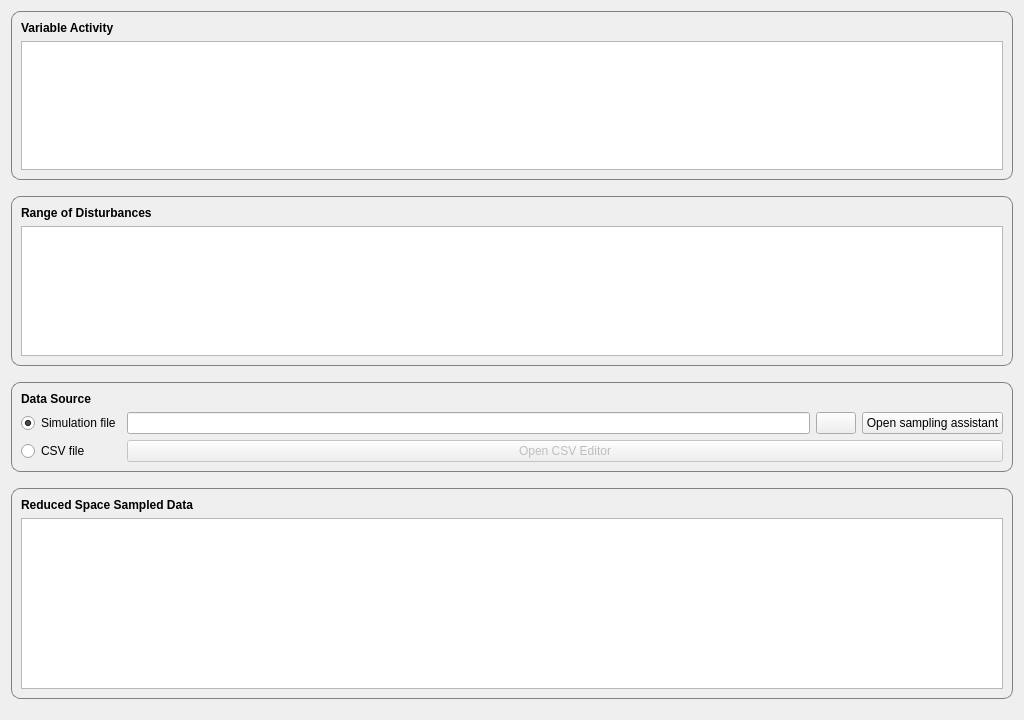
Old version of the form gui/views/ui_files/reducedspacetab.ui in the repository feslima/metacontrol.
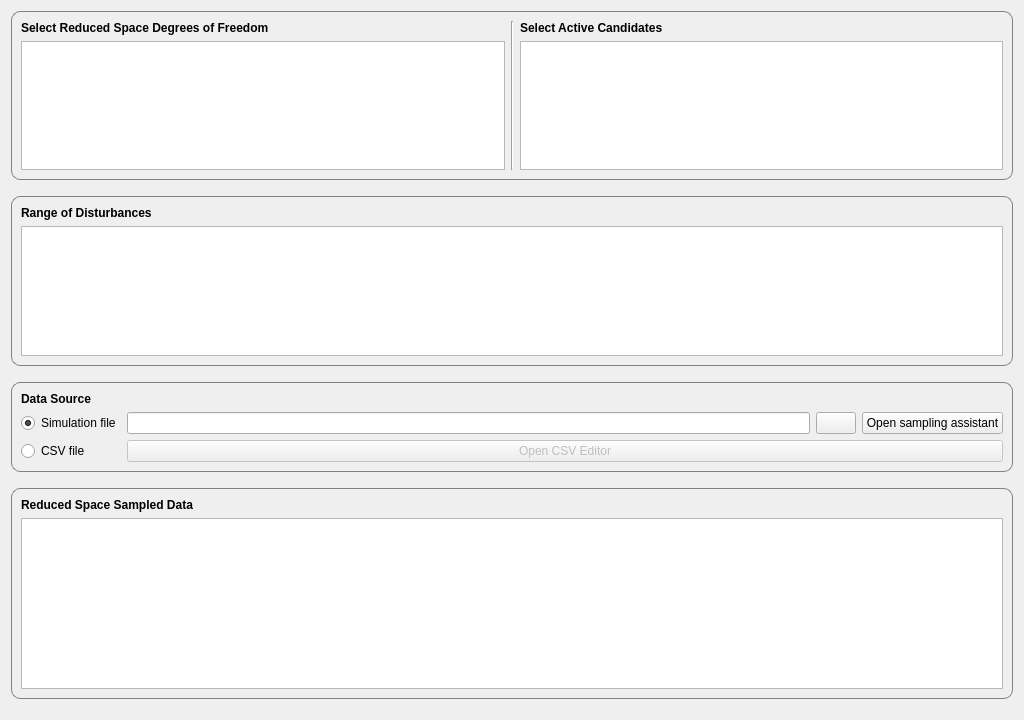
New version of the form. Icons and pictures are not drawn.

Diff of the .ui file:
```diff
--- a/gui/views/ui_files/reducedspacetab.ui
+++ b/gui/views/ui_files/reducedspacetab.ui
@@ -43,7 +43,7 @@
          </font>
         </property>
         <property name="text">
-         <string>Variable Activity</string>
+         <string>Select Reduced Space Degrees of Freedom</string>
         </property>
        </widget>
       </item>
@@ -72,6 +72,36 @@
         </property>
        </widget>
       </item>
+      <item row="1" column="2">
+       <widget class="QTableView" name="activeCandidatesTableView">
+        <property name="maximumSize">
+         <size>
+          <width>16777215</width>
+          <height>150</height>
+         </size>
+        </property>
+       </widget>
+      </item>
+      <item row="0" column="2">
+       <widget class="QLabel" name="label_5">
+        <property name="font">
+         <font>
+          <weight>75</weight>
+          <bold>true</bold>
+         </font>
+        </property>
+        <property name="text">
+         <string>Select Active Candidates</string>
+        </property>
+       </widget>
+      </item>
+      <item row="0" column="1" rowspan="2">
+       <widget class="Line" name="line">
+        <property name="orientation">
+         <enum>Qt::Vertical</enum>
+        </property>
+       </widget>
+      </item>
      </layout>
     </widget>
    </item>
```
Left out of the diff: 2 changed lines with no effect on the pictures.
